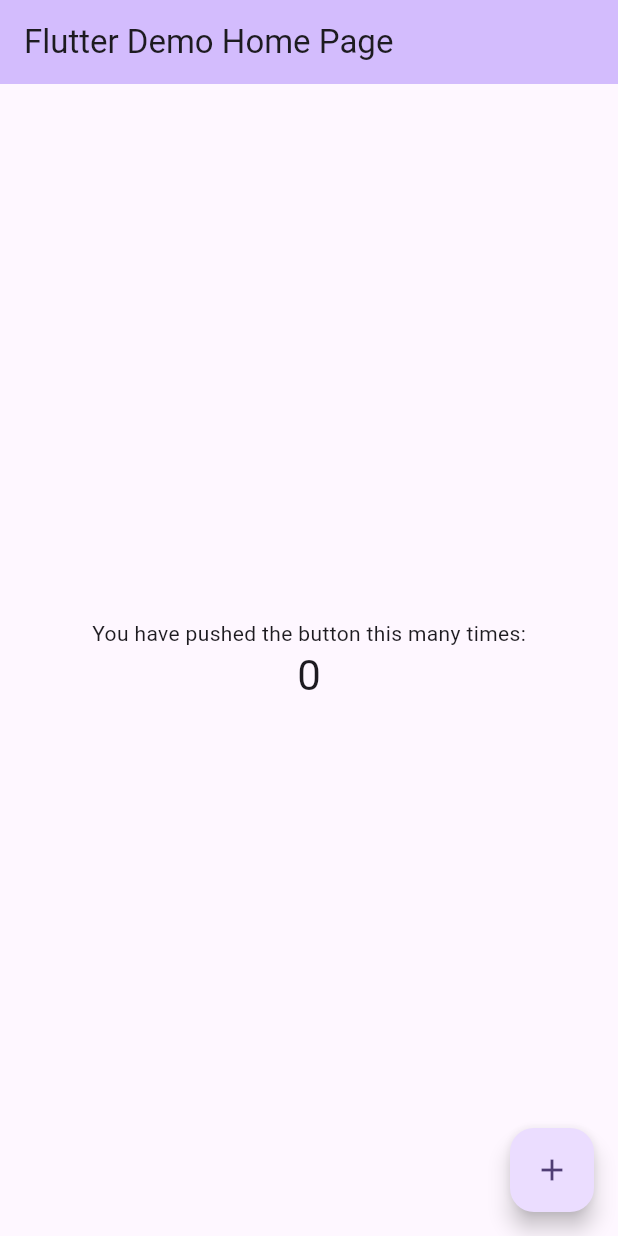
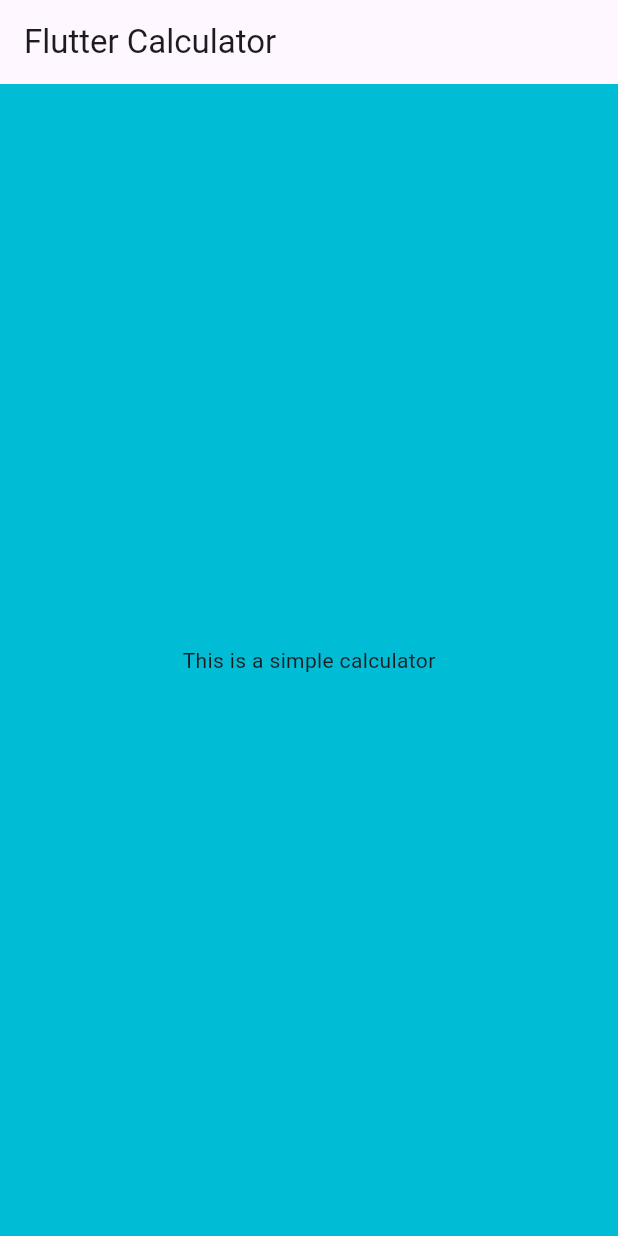
Before and after one commit to M-Zahir-Akbari/flutter_calculator, a Flutter app: the screen it shows after launch, on a phone screen of 412 x 824 dp. Run offline on Flutter 3.47's test engine with Material 3 defaults, Android fonts, the phone set to English and light mode, and no system bars.

Commit message:
Refactor main.dart: remove default counter template and add base app layout

```diff
--- a/lib/main.dart
+++ b/lib/main.dart
@@ -1,122 +1,22 @@
 import 'package:flutter/material.dart';
 
 void main() {
-  runApp(const MyApp());
+  runApp(const FlutterCalculator());
 }
 
-class MyApp extends StatelessWidget {
-  const MyApp({super.key});
+class FlutterCalculator extends StatelessWidget {
+  const FlutterCalculator({super.key});
 
-  // This widget is the root of your application.
   @override
   Widget build(BuildContext context) {
     return MaterialApp(
-      title: 'Flutter Demo',
-      theme: ThemeData(
-        // This is the theme of your application.
-        //
-        // TRY THIS: Try running your application with "flutter run". You'll see
-        // the application has a purple toolbar. Then, without quitting the app,
-        // try changing the seedColor in the colorScheme below to Colors.green
-        // and then invoke "hot reload" (save your changes or press the "hot
-        // reload" button in a Flutter-supported IDE, or press "r" if you used
-        // the command line to start the app).
-        //
-        // Notice that the counter didn't reset back to zero; the application
-        // state is not lost during the reload. To reset the state, use hot
-        // restart instead.
-        //
-        // This works for code too, not just values: Most code changes can be
-        // tested with just a hot reload.
-        colorScheme: ColorScheme.fromSeed(seedColor: Colors.deepPurple),
+      debugShowCheckedModeBanner: false,
+      title: 'Flutter Calculator',
+      home: Scaffold(
+        backgroundColor: Colors.cyan,
+        appBar: AppBar(title: Text('Flutter Calculator')),
+        body: Center(child: Text('This is a simple calculator')),
       ),
-      home: const MyHomePage(title: 'Flutter Demo Home Page'),
     );
   }
 }
-
-class MyHomePage extends StatefulWidget {
-  const MyHomePage({super.key, required this.title});
-
-  // This widget is the home page of your application. It is stateful, meaning
-  // that it has a State object (defined below) that contains fields that affect
-  // how it looks.
-
-  // This class is the configuration for the state. It holds the values (in this
-  // case the title) provided by the parent (in this case the App widget) and
-  // used by the build method of the State. Fields in a Widget subclass are
-  // always marked "final".
-
-  final String title;
-
-  @override
-  State<MyHomePage> createState() => _MyHomePageState();
-}
-
-class _MyHomePageState extends State<MyHomePage> {
-  int _counter = 0;
-
-  void _incrementCounter() {
-    setState(() {
-      // This call to setState tells the Flutter framework that something has
-      // changed in this State, which causes it to rerun the build method below
-      // so that the display can reflect the updated values. If we changed
-      // _counter without calling setState(), then the build method would not be
-      // called again, and so nothing would appear to happen.
-      _counter++;
-    });
-  }
-
-  @override
-  Widget build(BuildContext context) {
-    // This method is rerun every time setState is called, for instance as done
-    // by the _incrementCounter method above.
-    //
-    // The Flutter framework has been optimized to make rerunning build methods
-    // fast, so that you can just rebuild anything that needs updating rather
-    // than having to individually change instances of widgets.
-    return Scaffold(
-      appBar: AppBar(
-        // TRY THIS: Try changing the color here to a specific color (to
-        // Colors.amber, perhaps?) and trigger a hot reload to see the AppBar
-        // change color while the other colors stay the same.
-        backgroundColor: Theme.of(context).colorScheme.inversePrimary,
-        // Here we take the value from the MyHomePage object that was created by
-        // the App.build method, and use it to set our appbar title.
-        title: Text(widget.title),
-      ),
-      body: Center(
-        // Center is a layout widget. It takes a single child and positions it
-        // in the middle of the parent.
-        child: Column(
-          // Column is also a layout widget. It takes a list of children and
-          // arranges them vertically. By default, it sizes itself to fit its
-          // children horizontally, and tries to be as tall as its parent.
-          //
-          // Column has various properties to control how it sizes itself and
-          // how it positions its children. Here we use mainAxisAlignment to
-          // center the children vertically; the main axis here is the vertical
-          // axis because Columns are vertical (the cross axis would be
-          // horizontal).
-          //
-          // TRY THIS: Invoke "debug painting" (choose the "Toggle Debug Paint"
-          // action in the IDE, or press "p" in the console), to see the
-          // wireframe for each widget.
-          mainAxisAlignment: MainAxisAlignment.center,
-          children: <Widget>[
-            const Text('You have pushed the button this many times:'),
-            Text(
-              '$_counter',
-              style: Theme.of(context).textTheme.headlineMedium,
-            ),
-          ],
-        ),
-      ),
-      floatingActionButton: FloatingActionButton(
-        onPressed: _incrementCounter,
-        tooltip: 'Increment',
-        child: const Icon(Icons.add),
-      ), // This trailing comma makes auto-formatting nicer for build methods.
-    );
-  }
-}
```
